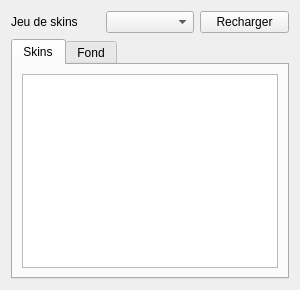
Before: the Qt Designer form Source/Elements/UI/TexturePanel.ui in azertval/ProjectGaming, drawn with Qt 5.
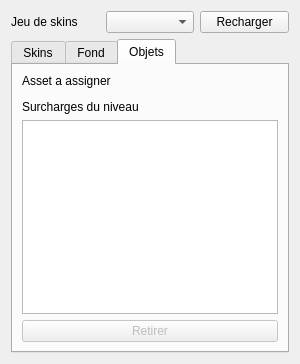
After: the same form once the commit is applied. The open tabs and pages were chosen to show the change.

Commit message: feat(hmi): texture par instance sur les objets interactifs (LOT-45) (#70)

What changed in the file:
```diff
--- a/Source/Elements/UI/TexturePanel.ui
+++ b/Source/Elements/UI/TexturePanel.ui
@@ -85,6 +85,47 @@
        </item>
       </layout>
      </widget>
+     <!-- Section « Objets » (LOT-45) : texture par instance, prioritaire sur le skin du type
+          (EX-EDIT-043). Meme patron de section embarquee que « Fond » ci-dessus, sans panneau
+          separe. -->
+     <widget class="QWidget" name="objectsTab">
+      <attribute name="title"><string>Objets</string></attribute>
+      <layout class="QVBoxLayout" name="objectsLayout">
+       <item>
+        <widget class="QLabel" name="objectsAssetLabel">
+         <property name="text"><string>Asset a assigner</string></property>
+        </widget>
+       </item>
+       <item>
+        <widget class="QWidget" name="objectPickerContainer">
+         <layout class="QVBoxLayout" name="objectPickerContainerLayout">
+          <property name="leftMargin"><number>0</number></property>
+          <property name="topMargin"><number>0</number></property>
+          <property name="rightMargin"><number>0</number></property>
+          <property name="bottomMargin"><number>0</number></property>
+         </layout>
+        </widget>
+       </item>
+       <item>
+        <widget class="QLabel" name="objectsListLabel">
+         <property name="text"><string>Surcharges du niveau</string></property>
+        </widget>
+       </item>
+       <item>
+        <widget class="QTableView" name="objectsTable">
+         <property name="selectionBehavior"><enum>QAbstractItemView::SelectRows</enum></property>
+         <property name="selectionMode"><enum>QAbstractItemView::SingleSelection</enum></property>
+         <property name="editTriggers"><set>QAbstractItemView::NoEditTriggers</set></property>
+        </widget>
+       </item>
+       <item>
+        <widget class="QPushButton" name="objectsRemoveButton">
+         <property name="text"><string>Retirer</string></property>
+         <property name="enabled"><bool>false</bool></property>
+        </widget>
+       </item>
+      </layout>
+     </widget>
     </widget>
    </item>
   </layout>
```
The commit also changes 51 other files.
